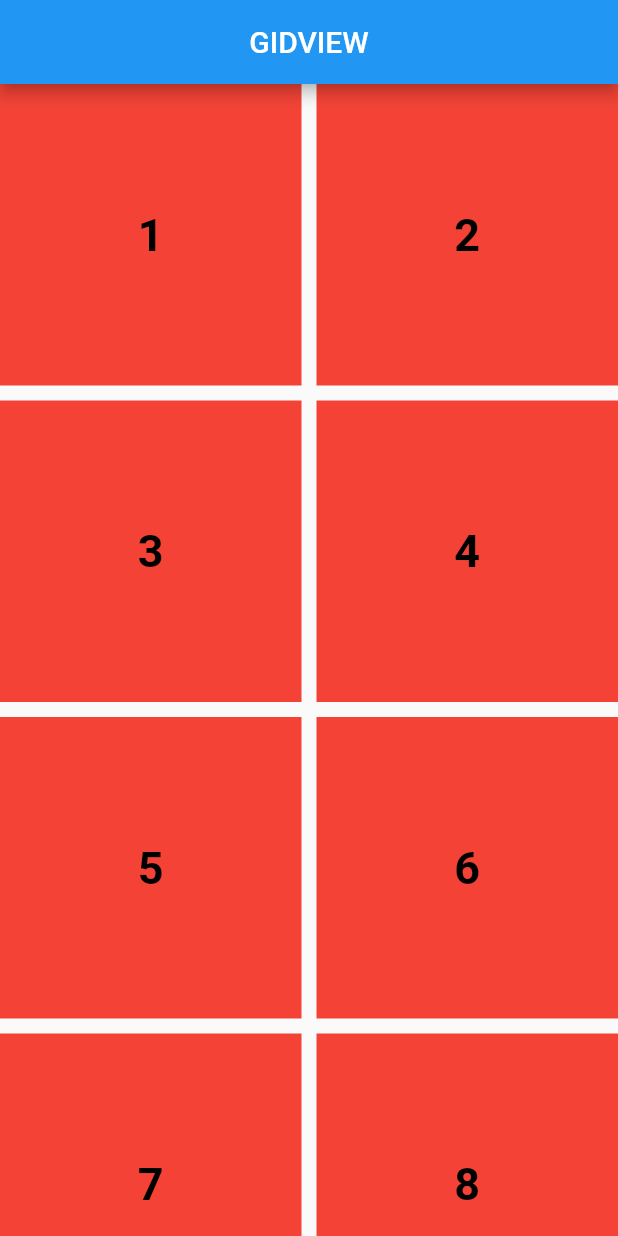
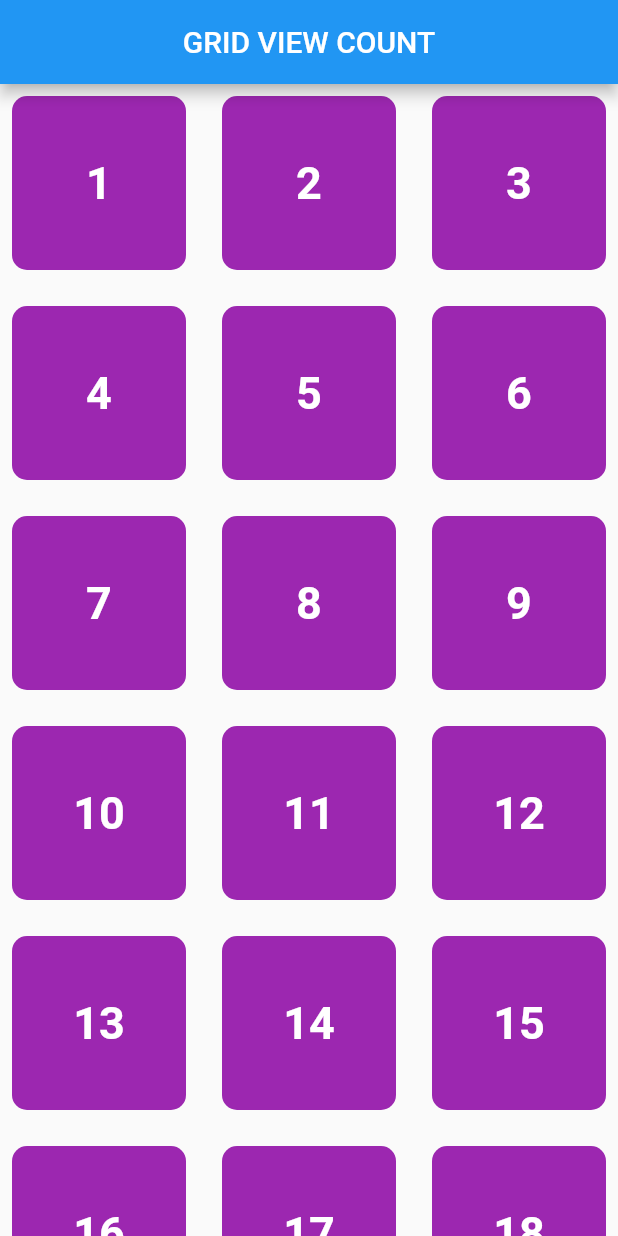
Before and after one commit to Shahanaj2000/Flutter_Lecture, a Flutter app: the screen it shows after launch, on a phone screen of 412 x 824 dp. Run offline on Flutter 3.47's test engine with Material 2 defaults, Android fonts, the light colour scheme and no system bars; our stand-ins replace carousel_slider; missing offline and left inert: staggered_grid_view_flutter.

Commit message:
GRID VIEW COUNT - Widget

```diff
--- /dev/null
+++ b/lib/Lecture/Grid/Grid_View_Count.dart
@@ -0,0 +1,63 @@
+import 'package:flutter/material.dart';
+
+class GRIDVIEWCOUNT extends StatelessWidget {
+  const GRIDVIEWCOUNT({super.key});
+
+  @override
+  Widget build(BuildContext context) {
+    return Scaffold(
+      appBar: AppBar(
+        title: const Text("GRID VIEW COUNT"),
+        centerTitle: true,
+      ),
+      body: GridView.count(
+        crossAxisCount: 3,
+
+        mainAxisSpacing: 8,
+        crossAxisSpacing: 8,
+        children: [
+          _buildGridItem(1),
+          _buildGridItem(2),
+          _buildGridItem(3),
+          _buildGridItem(4),
+          _buildGridItem(5),
+          _buildGridItem(6),
+          _buildGridItem(7),
+          _buildGridItem(8),
+          _buildGridItem(9),
+          _buildGridItem(10),
+          _buildGridItem(11),
+          _buildGridItem(12),
+          _buildGridItem(13),
+          _buildGridItem(14),
+          _buildGridItem(15),
+          _buildGridItem(16),
+          _buildGridItem(17),
+          _buildGridItem(18),
+          _buildGridItem(19),
+          _buildGridItem(20),
+        ],
+      ),
+    );
+  }
+
+  //! Wiggets
+  Widget _buildGridItem(int index) {
+    return Padding(
+      padding: const EdgeInsets.all(8.0),
+      child: Container(
+        decoration: BoxDecoration(
+            color: Colors.purple, borderRadius: BorderRadius.circular(10)),
+        alignment: Alignment.center,
+        child: Text(
+          '$index',
+          style: const TextStyle(
+            fontSize: 30,
+            fontWeight: FontWeight.bold,
+            color: Colors.white,
+          ),
+        ),
+      ),
+    );
+  }
+}
--- a/lib/main.dart
+++ b/lib/main.dart
@@ -1,6 +1,7 @@
 import 'package:flutter/material.dart';
 import 'package:nov/Lecture/Carousel_slider.dart';
 import 'package:nov/Lecture/Grid/GridView.dart';
+import 'package:nov/Lecture/Grid/Grid_View_Count.dart';
 import 'package:nov/Lecture/staharedGridView.dart';
 
 void main() {
@@ -28,7 +29,7 @@ class MyApp extends StatelessWidget {
         // is not restarted.
         primarySwatch: Colors.blue,
       ),
-      home: const GRIDVIEW(),
+      home: const GRIDVIEWCOUNT(),
     );
   }
 }
```
